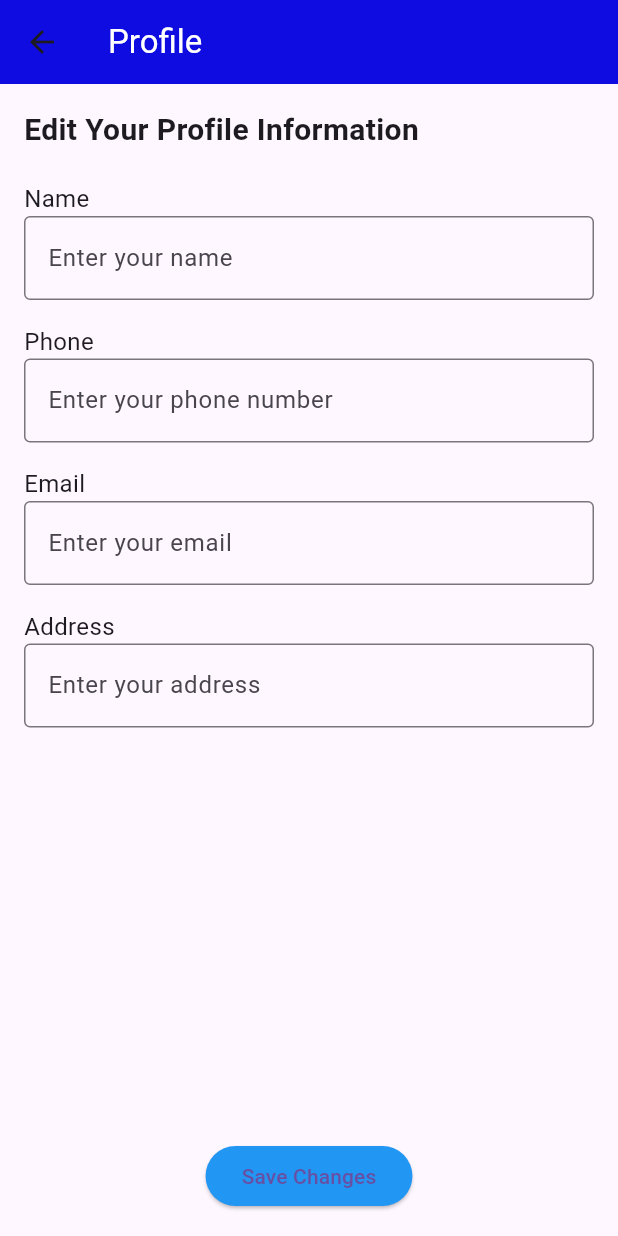
After one commit to DoanVanDu-2180606750/DACN_FL, a Flutter app: the screen it shows after launch, item 4 of the bottom bar chosen, after a tap on "Sửa thông tin", on a phone screen of 412 x 824 dp. The commit adds this screen. Run offline on Flutter 3.47's test engine with Material 3 defaults, Android fonts, the phone set to English and light mode, and no system bars; our stand-ins replace flutter_markdown, google_generative_ai.

Commit message:
page morescreen

```diff
--- a/env.json
+++ b/env.json
@@ -1,3 +1,4 @@
 {
-    "api_key": "AIzaSyCd89dV0adlXhDKUYosQu5PV86cD96hQIM"
+    "api_key": "AIzaSyCd89dV0adlXhDKUYosQu5PV86cD96hQIM",
+    "api": "AIzaSyBuThx2zr69iOI11EqlM3WIJmpfqTSV4_0"
 }
--- a/lib/Screen/ChatAI.dart
+++ b/lib/Screen/ChatAI.dart
@@ -1,6 +1,7 @@
 import 'package:fit_25/Screen/Message.dart';
 import 'package:flutter/material.dart';
 import 'package:google_generative_ai/google_generative_ai.dart';
+
 const String apiKey = "AIzaSyCd89dV0adlXhDKUYosQu5PV86cD96hQIM";
 
 class ChatScreen extends StatefulWidget {
@@ -57,7 +58,8 @@ class _ChatScreenState extends State<ChatScreen> {
                 },
               ),
             ),
-            if (_loading) const Padding(
+            if (_loading)
+              const Padding(
                 padding: EdgeInsets.symmetric(vertical: 10.0),
                 child: Center(child: CircularProgressIndicator()),
               ),
@@ -72,7 +74,7 @@ class _ChatScreenState extends State<ChatScreen> {
                     child: TextField(
                       autofocus: true,
                       focusNode: _textFieldFocus,
-                      decoration: textFieldDirection(),
+                      decoration: _textFieldDecoration(),
                       controller: _textController,
                       onSubmitted: _sendChatMessage,
                     ),
@@ -91,90 +93,91 @@ class _ChatScreenState extends State<ChatScreen> {
     );
   }
 
-  InputDecoration textFieldDirection(){
+  // Input decoration for the text field
+  InputDecoration _textFieldDecoration() {
     return InputDecoration(
-      contentPadding: const EdgeInsets.all(10),
-      hintText: 'Enter  a prompt...',
+      contentPadding: const EdgeInsets.all(15),
+      hintText: 'Enter a prompt...',
       border: OutlineInputBorder(
-        borderRadius: const BorderRadius.all(
-          Radius.circular(14)
-        ),
+        borderRadius: const BorderRadius.all(Radius.circular(14)),
         borderSide: BorderSide(
           color: Theme.of(context).colorScheme.secondary,
         ),
       ),
       focusedBorder: OutlineInputBorder(
-        borderRadius: const BorderRadius.all(
-          Radius.circular(14)
-        ),
+        borderRadius: const BorderRadius.all(Radius.circular(14)),
         borderSide: BorderSide(
           color: Theme.of(context).colorScheme.secondary,
-        )
+        ),
       ),
     );
   }
 
+  // Method to send chat messages
   Future<void> _sendChatMessage(String message) async {
     if (message.trim().isEmpty) return;
 
     setState(() {
-    _loading = true;
+      _loading = true; // Đặt trạng thái đang tải
     });
 
+    // Chỉ cho phép gọi AI trên một tin nhắn tại một thời điểm
+    if (!_loading) {
       for (int attempt = 1; attempt <= 3; attempt++) { // Attempt 3 times
         try {
           final response = await _chatSession.sendMessage(Content.text(message));
           final text = response.text;
 
           if (text != null) {
-        // Process the successful response
+            // Lưu phản hồi của AI ở đây
             setState(() {
-          _scrollDown();
+              // Cập nhật chat history, sau đó rollback trạng thái
+              _scrollDown(); // Cuộn xuống cuối danh sách
             });
-        break; // Exit the loop on success
+            break; // Thoát khỏi vòng lặp khi nhận được phản hồi
           } else {
             _showError('No response from API.');
             break;
           }
         } catch (e) {
           if (e is GenerativeAIException && e.message.contains('503')) {
-        // If the specific error is encountered, wait and retry.
+            // Nếu gặp lỗi 503, chờ và thử lại
             if (attempt < 3) {
-          await Future.delayed(Duration(seconds: 5)); // Wait 5 seconds before retrying
+              await Future.delayed(Duration(seconds: 5)); // Chờ 5 giây trước khi thử lại
             } else {
-          _showError('Error: Model is overloaded. Please try again later.');
+              _showError('Model is overloaded. Please try again later.');
             }
           } else {
             _showError('Error: $e');
           }
         } finally {
-      _textController.clear();
+          _textController.clear(); // Xoá trường nhập liệu
           setState(() {
-        _loading = false;
+            _loading = false; // dòng này sẽ kiểm soát trạng thái của AI
           });
-      _textFieldFocus.requestFocus();
+          _textFieldFocus.requestFocus(); // Giữ con trỏ trên trường văn bản
+        }
       }
     }
   }
 
 
-
+  // Scrolls the view to the bottom
   void _scrollDown() {
     WidgetsBinding.instance.addPostFrameCallback(
       (_) => _scrollController.animateTo(
         _scrollController.position.maxScrollExtent,
-        duration: const Duration(
-          milliseconds: 750,
-        ),
+        duration: const Duration(milliseconds: 750),
         curve: Curves.easeOutCirc,
       ),
     );
   }
 
-  void _showError(String message){
+  // Shows an error dialog with the provided message
+  void _showError(String message) {
     showDialog<void>(
       context: context,
-      builder: (context){
+      builder: (context) {
         return AlertDialog(
           title: const Text('Something went wrong'),
           content: SingleChildScrollView(
@@ -189,7 +192,7 @@ class _ChatScreenState extends State<ChatScreen> {
             ),
           ],
         );
-      }
+      },
     );
   }
 }
--- /dev/null
+++ b/lib/Screen/EditProfile.dart
@@ -0,0 +1,93 @@
+import 'package:flutter/material.dart';
+
+class ProfilePage extends StatelessWidget {
+  const ProfilePage({super.key});
+
+  @override
+  Widget build(BuildContext context) {
+    return Scaffold(
+      appBar: AppBar(
+        title: const Text(
+          'Profile',
+          style: TextStyle(color: Colors.white), // Color of the title
+        ),
+        backgroundColor: const Color.fromARGB(255, 15, 12, 226), // Background color of AppBar
+      ),
+      body: Padding(
+        padding: const EdgeInsets.all(16.0),
+        child: Column(
+          crossAxisAlignment: CrossAxisAlignment.start,
+          children: [
+            const Text(
+              'Edit Your Profile Information',
+              style: TextStyle(fontSize: 20, fontWeight: FontWeight.bold),
+            ),
+            const SizedBox(height: 20), // Space between title and input fields
+
+            // Name Field
+            const Text('Name', style: TextStyle(fontSize: 16)),
+            TextField(
+              decoration: InputDecoration(
+                hintText: 'Enter your name',
+                border: OutlineInputBorder(),
+              ),
+            ),
+
+            const SizedBox(height: 16), // Space between fields
+
+            // Phone Field
+            const Text('Phone', style: TextStyle(fontSize: 16)),
+            TextField(
+              decoration: InputDecoration(
+                hintText: 'Enter your phone number',
+                border: OutlineInputBorder(),
+              ),
+              keyboardType: TextInputType.phone,
+            ),
+
+            const SizedBox(height: 16), // Space between fields
+
+            // Email Field
+            const Text('Email', style: TextStyle(fontSize: 16)),
+            TextField(
+              decoration: InputDecoration(
+                hintText: 'Enter your email',
+                border: OutlineInputBorder(),
+              ),
+              keyboardType: TextInputType.emailAddress,
+            ),
+
+            const SizedBox(height: 16), // Space between fields
+
+            // Address Field
+            const Text('Address', style: TextStyle(fontSize: 16)),
+            TextField(
+              decoration: InputDecoration(
+                hintText: 'Enter your address',
+                border: OutlineInputBorder(),
+              ),
+            ),
+
+            const Spacer(), // To push the button to the bottom of the page
+
+            // Save Button
+            Center(
+              child: ElevatedButton(
+                onPressed: () {
+                  // Handle save action here
+                  ScaffoldMessenger.of(context).showSnackBar(
+                    const SnackBar(content: Text('Profile updated')),
+                  );
+                },
+                style: ElevatedButton.styleFrom(
+                  backgroundColor: Colors.blue, // Button color
+                ),
+                child: const Text('Save Changes'),
+              ),
+            ),
+          ],
+        ),
+      ),
+    );
+  }
+}
--- a/lib/Screen/More.dart
+++ b/lib/Screen/More.dart
@@ -1,12 +1,121 @@
+import 'package:fit_25/Screen/EditProfile.dart';
+import 'package:fit_25/Widgets/info_card.dart';
 import 'package:flutter/material.dart';
+
 
 class MoreScreen extends StatelessWidget {
   const MoreScreen({super.key});
 
   @override
   Widget build(BuildContext context) {
-    return const Placeholder(
-      child: Text("data"),
+    return Scaffold(
+      appBar: AppBar(
+        // Tạo AppBar cho phần đầu của trang
+        backgroundColor: const Color.fromARGB(255, 15, 12, 226), // Màu nền của AppBar
+        elevation: 0, // Không có bóng đổ
+        title: const Text(
+          'Thông Tin Cá Nhân', // Tiêu đề
+          style: TextStyle(fontSize: 25, color: Colors.white), // Cài đặt kiểu chữ
+        ),
+      ),
+      body: Center( // Center widget for better layout
+        child: Padding(
+          padding: const EdgeInsets.all(16.0),
+          child: Column(
+            // Sử dụng Column để hiện thị nhiều widget
+            crossAxisAlignment: CrossAxisAlignment.start, // Căn lề trái
+            children: [
+              const Row(
+                mainAxisAlignment: MainAxisAlignment.center,
+                children: [
+                  Padding(
+                    padding: EdgeInsets.only(bottom: 16.0), // Giảm khoảng cách dưới
+                    child: CircleAvatar(
+                      radius: 55, // Bán kính vòng tròn
+                      child: Center(
+                        child: Text(
+                          'J', // Ký tự hiển thị trong Avatar (hình đại diện)
+                          style: TextStyle(fontSize: 16, color: Colors.white), // Định dạng kiểu chữ
+                        ),
+                      ),
+                    ),
+                  ),
+                ],
+              ),
+              Row(
+                mainAxisAlignment: MainAxisAlignment.center,
+                children: [
+                  const InfoCard(title: 'Họ và Tên',data:  'Đoàn Văn Dự',color:  Colors.green),
+                  const InfoCard(title: 'Số Điện Thoại',data:  '0339455501',color:  Colors.green),
+                ],
+              ),
+              const SizedBox(height: 10), // Khoảng cách giữa các dòng
+              Row(
+                mainAxisAlignment: MainAxisAlignment.center,
+                children: [
+                  const InfoCard(title: 'Email',data:  'vdyla2020@',color:  Colors.green),
+                  GestureDetector(
+                    child: Container(
+                      height: 80, // Chiều cao của nút
+                      width: (MediaQuery.of(context).size.width / 2) - 20, // Chiều rộng dựa trên kích thước màn hình
+                      decoration: BoxDecoration(
+                        borderRadius: BorderRadius.circular(25), // Bo góc
+                        color: Colors.white, // Màu nền của nút
+                      ),
+                      child: const Center(
+                        child: Text(
+                          '39A, Gò Dưa, Tam Bình', // Văn bản cho nút
+                          style: TextStyle(
+                            color: Colors.black, // Màu chữ
+                            fontSize: 14, // Kích thước chữ
+                            fontWeight: FontWeight.bold, // Kiểu chữ đậm
+                          ),
+                        ),
+                      ),
+                    ),
+                  ),
+                ],
+              ),
+              const SizedBox(height: 20), // Khoảng cách giữa các dòng
+              Center(
+                child: ElevatedButton(
+                  onPressed: () {
+                    Navigator.push(
+                      context,
+                      MaterialPageRoute(builder: (context) => const ProfilePage()), // Chuyển đến trang ProfilePage
+                    );
+                  },
+                  style: ElevatedButton.styleFrom(
+                    backgroundColor: Colors.blue, // Màu nền của nút
+                  ),
+                  child: const Text(
+                    'Sửa thông tin',
+                    style: TextStyle(fontSize: 18),
+                  ),
+                ),
+              ),
+              Center(
+                child: ElevatedButton(
+                  onPressed: () {
+                    Navigator.push(
+                      context,
+                      MaterialPageRoute(builder: (context) => const ProfilePage()), // Chuyển đến trang ProfilePage
+                    );
+                  },
+                  style: ElevatedButton.styleFrom(
+                    backgroundColor: Colors.blue,
+                     // Màu nền của nút
+                  ),
+                  child: const Text(
+                    'Đăng xuất',
+                    style: TextStyle(fontSize: 18),
+                  ),
+                ),
+              ),
+            ],
+          ),
+        ),
+      ),
     );
   }
 }
--- /dev/null
+++ b/lib/Widgets/info_card.dart
@@ -0,0 +1,62 @@
+// lib/widgets/info_card.dart
+
+import 'package:flutter/material.dart';
+
+class InfoCard extends StatelessWidget {
+  final String title;
+  final String data;
+  final Color color;
+  final String? subtitle;
+
+  const InfoCard({
+    Key? key,
+    required this.title,
+    required this.data,
+    required this.color,
+    this.subtitle,
+  }) : super(key: key);
+
+  @override
+  Widget build(BuildContext context) {
+    return Container(
+      padding: const EdgeInsets.all(16),
+      margin: const EdgeInsets.all(10),
+      height: 80,
+      width: 160,
+      decoration: BoxDecoration(
+        color: Colors.black,
+        borderRadius: BorderRadius.circular(20),
+      ),
+      child: Column(
+        crossAxisAlignment: CrossAxisAlignment.start,
+        children: [
+          Text(
+            title,
+            style: const TextStyle(color: Colors.white, fontSize: 14),
+          ),
+          const Spacer(),
+          Row(
+            children: [
+              Text(
+                data,
+                style: TextStyle(
+                  color: color,
+                  fontSize: 18,
+                  fontWeight: FontWeight.bold,
+                ),
+              ),
+              if (subtitle != null)
+                ...[
+                  const SizedBox(width: 5), // Khoảng cách nếu có phụ đề
+                  Text(
+                    subtitle!,
+                    style: const TextStyle(color: Colors.white, fontSize: 14),
+                  ),
+                ],
+            ],
+          ),
+        ],
+      ),
+    );
+  }
+}
--- a/lib/main.dart
+++ b/lib/main.dart
@@ -15,7 +15,7 @@ class MyApp extends StatelessWidget {
   @override
   Widget build(BuildContext context) {
 
-    return const MaterialApp(
+    return MaterialApp(
       debugShowCheckedModeBanner: false,
       home:  MyHomePage()
     );
```
Lines whose indentation alone changed are shown as unchanged.
